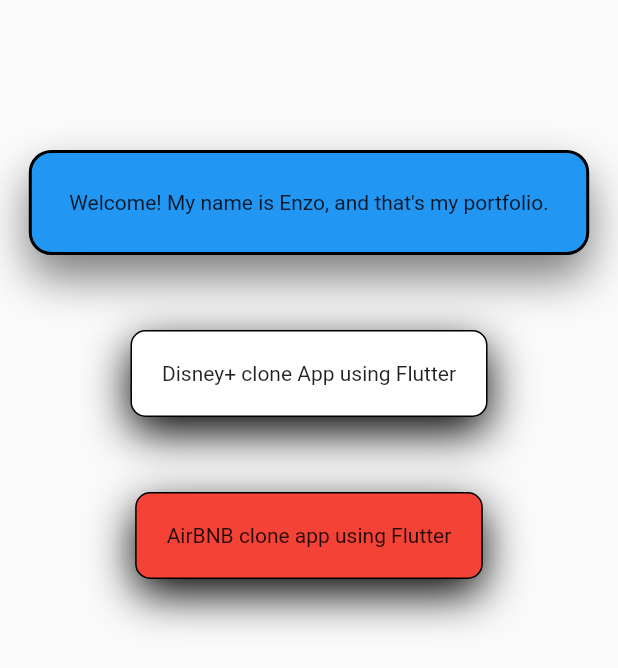
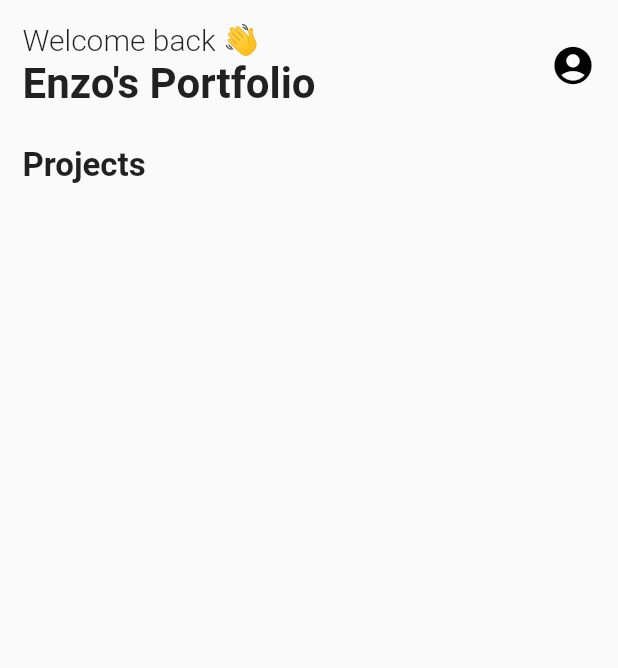
Before and after one commit to mprivate/fZeroToHero, a Flutter app: the screen it shows after launch, on a phone screen of 412 x 824 dp. Shown: the top 668 px of the screen. Run offline on Flutter 3.47's test engine with Material 2 defaults, Android fonts, the phone set to English and light mode, and no system bars.

Commit message:
Study session work

```diff
--- a/playground/my_portfolio/lib/main.dart
+++ b/playground/my_portfolio/lib/main.dart
@@ -15,7 +15,7 @@
       theme: ThemeData(
         primarySwatch: Colors.blue,
       ),
-      home: HomePage(),
+      home: const HomePage(),
     );
   }
 }
--- a/playground/my_portfolio/lib/pages/home_page.dart
+++ b/playground/my_portfolio/lib/pages/home_page.dart
@@ -1,4 +1,7 @@
 import 'package:flutter/material.dart';
+import 'package:my_portfolio/widgets/Cards/project_card.dart';
+//import 'package:my_portfolio/widgets/Cards/intro_card.dart';
+import 'package:my_portfolio/widgets/Header/header.dart';
 
 class HomePage extends StatelessWidget {
   const HomePage({super.key});
@@ -6,69 +9,35 @@
   @override
   Widget build(BuildContext context) {
     return Scaffold(
-      body: Center(
-        child: Column(
-          mainAxisAlignment: MainAxisAlignment.start,
-          children: [
-            const SizedBox(width: 0, height: 100),
-            Container(
-              padding: const EdgeInsets.all(25.0),
-              decoration: BoxDecoration(
-                color: Colors.blue,
-                boxShadow: [
-                  BoxShadow(
-                      color: Colors.black.withOpacity(0.5),
-                      offset: const Offset(0, 15),
-                      blurRadius: 25)
-                ],
-                borderRadius: BorderRadius.circular(15.0),
-                border: Border.all(color: Colors.black, width: 2),
-              ),
-              child: const Text(
-                  'Welcome! My name is Enzo, and that\'s my portfolio.'),
+      body: SafeArea(
+        child: SizedBox(
+          width: MediaQuery.of(context).size.width,
+          height: MediaQuery.of(context).size.height,
+          child: Padding(
+            padding: const EdgeInsets.all(15.0),
+            child: Column(
+              crossAxisAlignment: CrossAxisAlignment.start,
+              children: const [
+                Header(),
+                SizedBox(
+                  height: 25,
+                ),
+                Text(
+                  'Projects',
+                  style: TextStyle(
+                    fontSize: 22,
+                    fontWeight: FontWeight.bold,
+                  ),
+                ),
+                SizedBox(
+                  height: 10,
+                ),
+                ProjectCard(),
+              ],
             ),
-            const ShowcaseBox(
-                text: 'Disney+ clone App using Flutter',
-                boxColor: Colors.white),
-            const ShowcaseBox(
-                text: 'AirBNB clone app using Flutter', boxColor: Colors.red),
-          ],
+          ),
         ),
       ),
     );
   }
 }
-
-class ShowcaseBox extends StatelessWidget {
-  final Color boxColor;
-  final double blurRadius;
-  final String text;
-
-  const ShowcaseBox({
-    super.key,
-    this.boxColor = Colors.blue,
-    this.blurRadius = 25,
-    this.text = 'Test',
-  });
-
-  @override
-  Widget build(BuildContext context) {
-    return Container(
-      padding: const EdgeInsets.all(20),
-      margin: const EdgeInsets.only(top: 50),
-      decoration: BoxDecoration(
-        color: boxColor,
-        boxShadow: [
-          BoxShadow(
-            color: Colors.black,
-            offset: const Offset(0, 10),
-            blurRadius: blurRadius,
-          )
-        ],
-        borderRadius: BorderRadius.circular(10),
-        border: Border.all(color: Colors.black, width: 1),
-      ),
-      child: Text(text),
-    );
-  }
-}
--- /dev/null
+++ b/playground/my_portfolio/lib/widgets/Cards/intro_card.dart
@@ -0,0 +1,36 @@
+import 'package:flutter/material.dart';
+
+class IntroCard extends StatelessWidget {
+  final String text;
+  const IntroCard({super.key, required this.text});
+
+  @override
+  Widget build(BuildContext context) {
+    return Container(
+      padding: const EdgeInsets.all(25.0),
+      // or add a padding widget
+      margin: const EdgeInsets.all(25.0),
+      decoration: BoxDecoration(
+        color: Colors.white,
+        boxShadow: [
+          BoxShadow(
+              color: Colors.black.withOpacity(0.15),
+              offset: const Offset(0, 15),
+              blurRadius: 25)
+        ],
+        borderRadius: BorderRadius.circular(15.0),
+        border: Border.all(color: Colors.black, width: 1),
+      ),
+      child: Text(
+        text,
+        textAlign: TextAlign.center,
+        style: TextStyle(
+          fontFamily: 'Arial',
+          color: Colors.grey.shade700,
+          fontSize: 20,
+          fontWeight: FontWeight.bold,
+        ),
+      ),
+    );
+  }
+}
--- /dev/null
+++ b/playground/my_portfolio/lib/widgets/Cards/project_card.dart
@@ -0,0 +1,20 @@
+import 'package:flutter/material.dart';
+
+class ProjectCard extends StatelessWidget {
+  const ProjectCard({super.key});
+
+  @override
+  Widget build(BuildContext context) {
+    return Container(
+      child: Column(
+        children: [
+          Row(
+            children: [
+              Container(),
+            ],
+          )
+        ],
+      ),
+    );
+  }
+}
--- /dev/null
+++ b/playground/my_portfolio/lib/widgets/Header/header.dart
@@ -0,0 +1,37 @@
+import 'package:flutter/material.dart';
+
+class Header extends StatelessWidget {
+  const Header({
+    super.key,
+  });
+
+  @override
+  Widget build(BuildContext context) {
+    return Row(
+      crossAxisAlignment: CrossAxisAlignment.center,
+      mainAxisAlignment: MainAxisAlignment.spaceBetween,
+      children: [
+        Column(
+          crossAxisAlignment: CrossAxisAlignment.start,
+          mainAxisAlignment: MainAxisAlignment.start,
+          mainAxisSize: MainAxisSize.min,
+          children: const [
+            Text(
+              'Welcome back 👋',
+              style: TextStyle(fontSize: 20, fontWeight: FontWeight.w300),
+            ),
+            Text(
+              'Enzo\'s Portfolio',
+              style: TextStyle(fontSize: 28, fontWeight: FontWeight.bold),
+            ),
+          ],
+        ),
+        const Icon(
+          Icons.account_circle,
+          color: Colors.black,
+          size: 30,
+        ),
+      ],
+    );
+  }
+}
```
